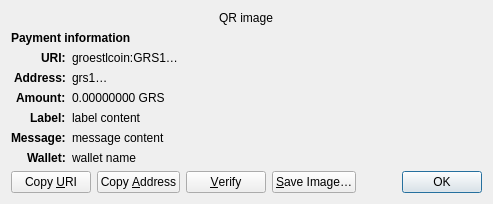
Old version of the form src/qt/forms/receiverequestdialog.ui in the repository DM-enterprises/bitcoin.
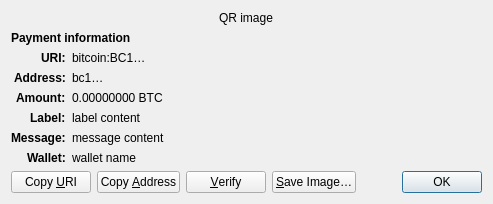
New version of the form. Custom widgets are drawn as their Qt base class.

Patch:
```diff
--- a/src/qt/forms/receiverequestdialog.ui
+++ b/src/qt/forms/receiverequestdialog.ui
@@ -65,7 +65,7 @@
    <item row="2" column="1" alignment="Qt::AlignTop">
     <widget class="QLabel" name="uri_content">
      <property name="text">
-      <string notr="true">groestlcoin:GRS1…</string>
+      <string notr="true">bitcoin:BC1…</string>
      </property>
      <property name="textFormat">
       <enum>Qt::RichText</enum>
@@ -97,7 +97,7 @@
    <item row="3" column="1" alignment="Qt::AlignTop">
     <widget class="QLabel" name="address_content">
      <property name="text">
-      <string notr="true">grs1…</string>
+      <string notr="true">bc1…</string>
      </property>
      <property name="textFormat">
       <enum>Qt::PlainText</enum>
@@ -126,7 +126,7 @@
    <item row="4" column="1" alignment="Qt::AlignTop">
     <widget class="QLabel" name="amount_content">
      <property name="text">
-      <string notr="true">0.00000000 GRS</string>
+      <string notr="true">0.00000000 BTC</string>
      </property>
      <property name="textFormat">
       <enum>Qt::PlainText</enum>
```
